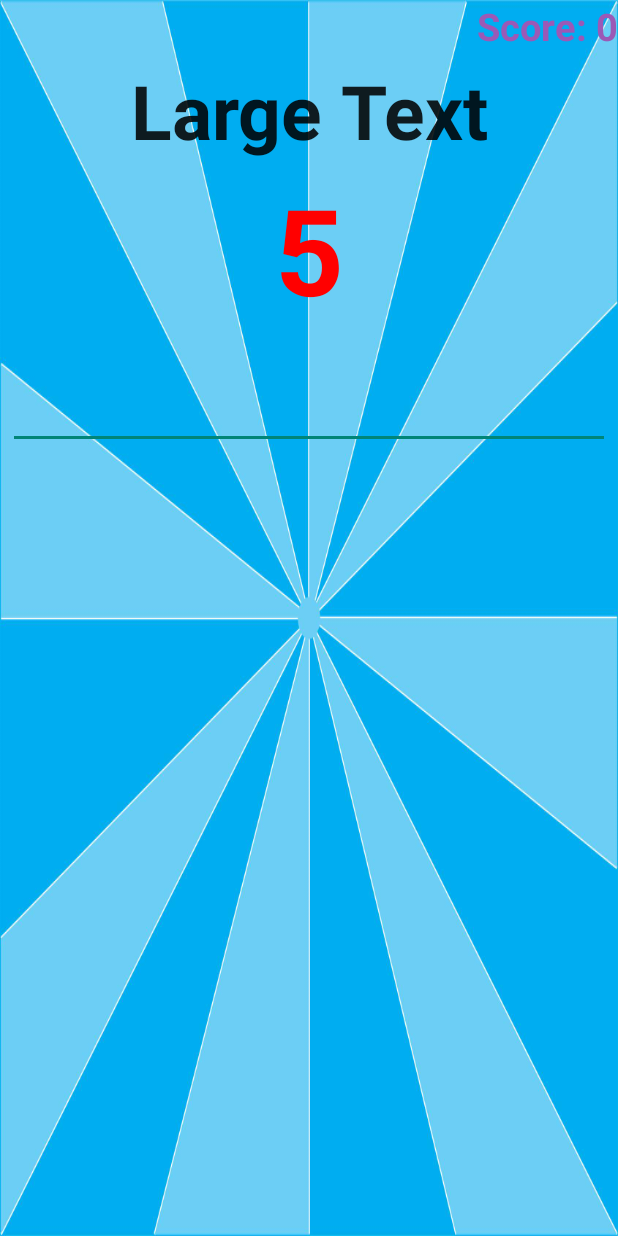
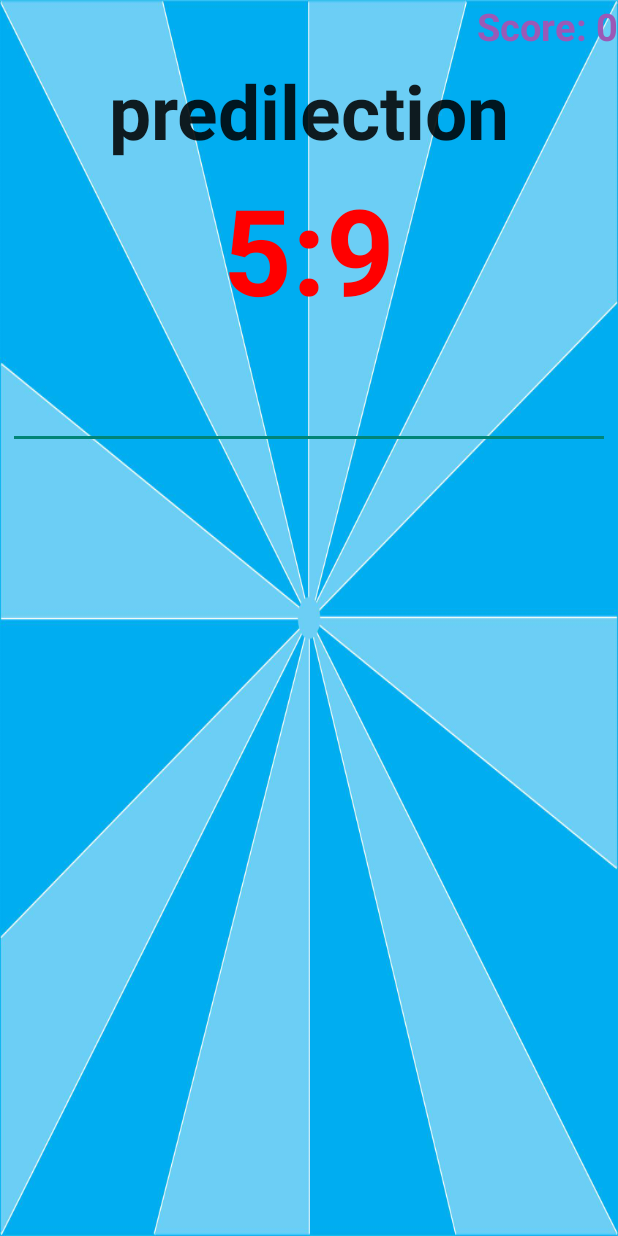
Before and after one commit to juancruzgs/FastFingers, an Android app: the layout fragment_game.xml on its own in the app's theme, with its tools: preview values and no code run, on a phone screen of 412 x 824 dp. Run offline under Robolectric (Android 15) with nearby library versions, the phone set to English and light mode, and no system bars.

Commit message:
Code Refactoring

```diff
--- a/app/src/main/res/layout/fragment_game.xml
+++ b/app/src/main/res/layout/fragment_game.xml
@@ -6,45 +6,45 @@
     tools:context="com.mobilemakers.fastfingers.GameFragment">
 
     <TextView
+        android:id="@+id/text_view_actual_score"
         android:layout_width="wrap_content"
         android:layout_height="wrap_content"
+        android:layout_gravity="end"
         android:textAppearance="?android:attr/textAppearanceMedium"
-        android:text="Score: 0"
-        android:id="@+id/text_view_actual_score"
-        android:layout_gravity="right"
-        android:textSize="25dp"
-        android:textColor="#9b59b6"
+        android:text="@string/text_view_actual_score"
+        android:textSize="@dimen/text_view_actual_score_text_size"
+        android:textColor="@color/text_view_actual_score"
         android:textStyle="bold" />
 
     <TextView
+        android:id="@+id/text_view_word"
         android:layout_width="match_parent"
         android:layout_height="wrap_content"
+        android:layout_margin="@dimen/text_view_margin"
+        android:gravity="center_horizontal"
         android:textAppearance="?android:attr/textAppearanceLarge"
-        android:text="Large Text"
-        android:id="@+id/text_view_word"
-        android:textSize="50dp"
-        android:textStyle="bold"
-        android:gravity="center_horizontal"
-        android:layout_margin="5dp" />
+        android:text="@string/text_view_word"
+        android:textSize="@dimen/text_view_word_text_size"
+        android:textStyle="bold"/>
 
     <TextView
+        android:id="@+id/text_view_timer"
         android:layout_width="match_parent"
         android:layout_height="wrap_content"
+        android:gravity="center_horizontal"
         android:textAppearance="?android:attr/textAppearanceLarge"
-        android:text="5"
-        android:id="@+id/text_view_timer"
-        android:textSize="80sp"
+        android:text="@string/text_view_timer"
+        android:textSize="@dimen/text_view_timer_text_size"
         android:textStyle="bold"
-        android:gravity="center_horizontal"
-        android:textColor="#FF0000" />
+        android:textColor="@color/text_view_timer" />
 
     <EditText
+        android:id="@+id/edit_text_insert_word"
         android:layout_width="match_parent"
         android:layout_height="wrap_content"
-        android:id="@+id/edit_text_insert_word"
-        android:layout_margin="5dp"
+        android:layout_margin="@dimen/text_view_margin"
         android:gravity="center_horizontal"
-        android:textSize="40dp"
+        android:textSize="@dimen/edit_text_insert_word_text_size"
         android:textStyle="bold"
         android:maxLines="1" />
 
--- a/app/src/main/res/values/colors.xml
+++ b/app/src/main/res/values/colors.xml
@@ -9,4 +9,8 @@
     <color name="secondary_text_main">#727272</color>
     <color name="icons_main">#FFFFFF</color>
     <color name="divider_main">#B6B6B6</color>
+
+    <color name="text_view_actual_score">#9b59b6</color>
+    <color name="text_view_timer">#FF0000</color>
+    <color name="button_text">#FFFFFF</color>
 </resources>
--- a/app/src/main/res/values/dimens.xml
+++ b/app/src/main/res/values/dimens.xml
@@ -2,5 +2,24 @@
     <!-- Default screen margins, per the Android Design guidelines. -->
     <dimen name="activity_horizontal_margin">16dp</dimen>
     <dimen name="activity_vertical_margin">16dp</dimen>
+
     <dimen name="button_width">150dp</dimen>
+    <dimen name="text_view_margin">5dp</dimen>
+
+    <dimen name="text_view_actual_score_text_size">25sp</dimen>
+    <dimen name="text_view_word_text_size">50sp</dimen>
+    <dimen name="text_view_timer_text_size">80sp</dimen>
+    <dimen name="edit_text_insert_word_text_size">40sp</dimen>
+    <dimen name="layout_main_margin_bottom">167dp</dimen>
+    <dimen name="frame_layout_margin_bottom">20dp</dimen>
+    <dimen name="button_text_size">30sp</dimen>
+    <dimen name="button_main_width">200dp</dimen>
+    <dimen name="button_main_height">45dp</dimen>
+    <dimen name="text_view_time_is_over_text_size">60sp</dimen>
+    <dimen name="text_view_your_score_text_size">30sp</dimen>
+    <dimen name="button_try_again_width">250dp</dimen>
+    <dimen name="button_try_again_height">80dp</dimen>
+    <dimen name="button_try_again_margin_top">30dp</dimen>
+    <dimen name="button_try_again_text_size">30sp</dimen>
+    <dimen name="text_view_best_text_size">30sp</dimen>
 </resources>
--- a/app/src/main/res/values/strings.xml
+++ b/app/src/main/res/values/strings.xml
@@ -15,5 +15,12 @@
     <string name="saved_best_score">Best Score</string>
     <string name="saved_best_score_default">0</string>
     <string name="best_score">Best Score: %d</string>
+    <string name="text_view_actual_score">Score: 0</string>
+    <string name="text_view_word">predilection</string>
+    <string name="text_view_timer">5:9</string>
+    <string name="text_view_time_is_over">Time Is Over!</string>
+    <string name="text_view_your_score">Your Score: 100</string>
+    <string name="text_view_best">Best: 200</string>
+    <string name="button_try_again">Try Again</string>
 
 </resources>
```
Also changed, not shown: app/src/main/java/com/mobilemakers/fastfingers/GameFragment.java (+38 -29 lines), app/src/main/java/com/mobilemakers/fastfingers/LoseFragment.java (+26 -22 lines), app/src/main/res/layout/fragment_main.xml (+16 -16 lines), app/src/main/res/layout/fragment_time_is_over.xml (+14 -15 lines).
